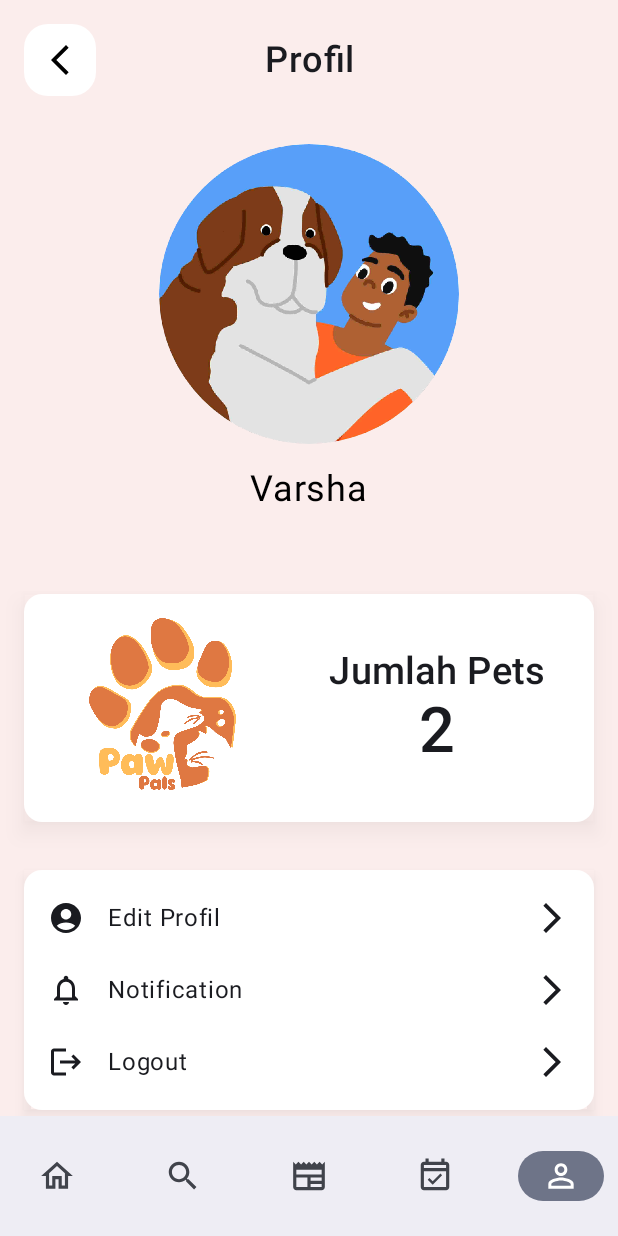
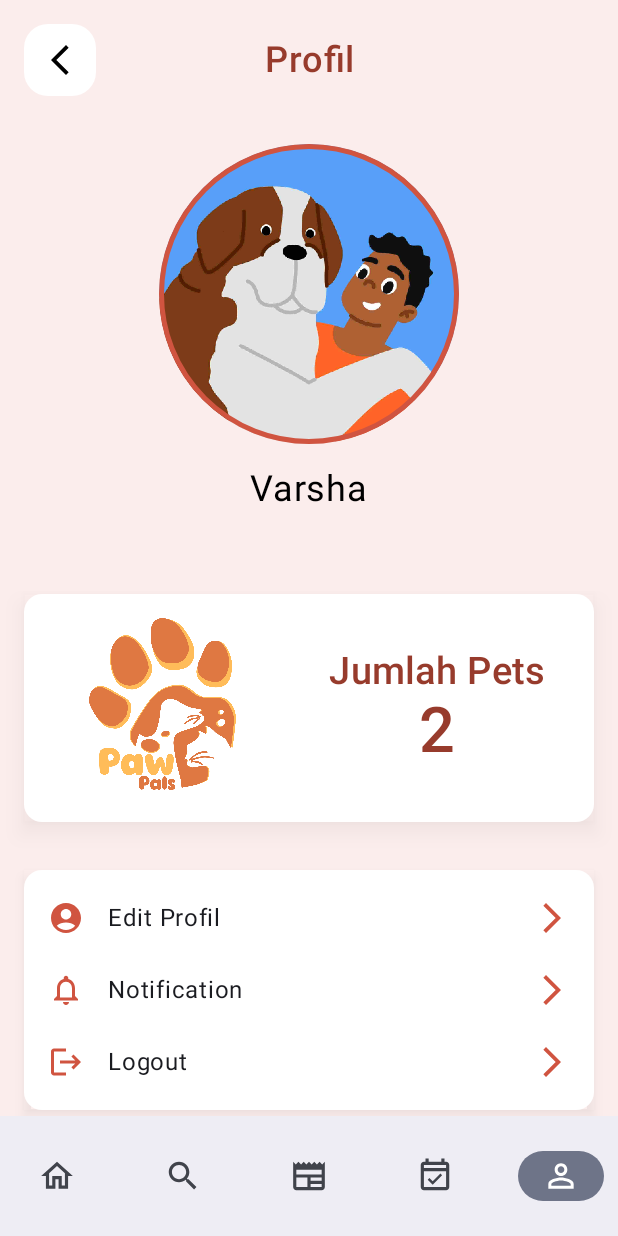
Before and after one commit to Varsha-Team/PawPals-Mobile, an Android app built with Jetpack Compose: the ProfileScreen screen opened through its navigation route, on a phone screen of 412 x 824 dp. Run offline under Robolectric (Android 15) with nearby library versions, the phone set to English and light mode, and no system bars; Roboto replaces fonts that are not available here.

Commit message:
memperbaruai modifier icon dan text

```diff
--- a/app/src/main/java/com/varsha/pawpals/ui/presentation/profile/PetRowContent.kt
+++ b/app/src/main/java/com/varsha/pawpals/ui/presentation/profile/PetRowContent.kt
@@ -62,12 +62,14 @@ fun PetRowContent(modifier: Modifier = Modifier) {
                     text = "Jumlah Pets",
                     fontSize = 25.sp,
                     lineHeight = 19.sp,
+                    color = Color(0xFF973B2C),
                     fontWeight = FontWeight(600),
                 )
                 Text(
                     text = "2",
                     fontSize = 42.sp,
                     lineHeight = 19.sp,
+                    color = Color(0xFF973B2C),
                     fontWeight = FontWeight(600),
                 )
             }
--- a/app/src/main/java/com/varsha/pawpals/ui/presentation/profile/ProfilContent.kt
+++ b/app/src/main/java/com/varsha/pawpals/ui/presentation/profile/ProfilContent.kt
@@ -21,6 +21,7 @@ import androidx.compose.ui.Alignment
 import androidx.compose.ui.Modifier
 import androidx.compose.ui.draw.shadow
 import androidx.compose.ui.graphics.Color
+import androidx.compose.ui.tooling.preview.Preview
 import androidx.compose.ui.unit.dp
 
 @Composable
@@ -55,7 +56,8 @@ fun ProfilContent(
                 Row(verticalAlignment = Alignment.CenterVertically) {
                     Icon(
                         imageVector = Icons.Default.AccountCircle,
-                        contentDescription = null
+                        contentDescription = null,
+                        tint = Color(0xFFD05440)
                     )
                     Spacer(modifier = Modifier.padding(8.dp))
                     Text(
@@ -67,6 +69,7 @@ fun ProfilContent(
                 Icon(
                     imageVector = Icons.Default.ArrowForwardIos,
                     contentDescription = null,
+                    tint = Color(0xFFD05440)
                 )
             }
 
@@ -80,7 +83,8 @@ fun ProfilContent(
                 Row(verticalAlignment = Alignment.CenterVertically) {
                     Icon(
                         imageVector = Icons.Default.NotificationsNone,
-                        contentDescription = null
+                        contentDescription = null,
+                        tint = Color(0xFFD05440)
                     )
                     Spacer(modifier = Modifier.padding(8.dp))
                     Text(
@@ -92,6 +96,7 @@ fun ProfilContent(
                 Icon(
                     imageVector = Icons.Default.ArrowForwardIos,
                     contentDescription = null,
+                    tint = Color(0xFFD05440)
                 )
             }
 
@@ -105,7 +110,8 @@ fun ProfilContent(
                 Row(verticalAlignment = Alignment.CenterVertically) {
                     Icon(
                         imageVector = Icons.Default.Logout,
-                        contentDescription = null
+                        contentDescription = null,
+                        tint = Color(0xFFD05440)
                     )
                     Spacer(modifier = Modifier.padding(8.dp))
                     Text(
@@ -117,8 +123,15 @@ fun ProfilContent(
                 Icon(
                     imageVector = Icons.Default.ArrowForwardIos,
                     contentDescription = null,
+                    tint = Color(0xFFD05440)
                 )
             }
         }
     }
 }
+
+@Preview
+@Composable
+private fun ProfilContentPreview() {
+    ProfilContent()
+}
--- a/app/src/main/java/com/varsha/pawpals/ui/presentation/profile/ProfileScreen.kt
+++ b/app/src/main/java/com/varsha/pawpals/ui/presentation/profile/ProfileScreen.kt
@@ -80,7 +80,9 @@ fun ProfileScreen() {
                     fontSize = 24.sp,
                     fontWeight = FontWeight(600),
                     textAlign = TextAlign.Center,
+                    color = Color(0xFF973B2C),
                     modifier = Modifier.align(Alignment.Center)
+
                 )
                 BackIconItem(
                     onBackClicked = { /*TODO*/ },
@@ -104,6 +106,9 @@ fun ProfileScreen() {
                     contentDescription = "Profil Photo",
                     modifier = Modifier
                         .size(200.dp)
+                        .border(
+                            width = 3.dp, Color(0xFFD05440), shape = RoundedCornerShape(size = 110.dp)
+                        )
                         .clip(CircleShape),
                     contentScale = ContentScale.Crop
                 )
```
